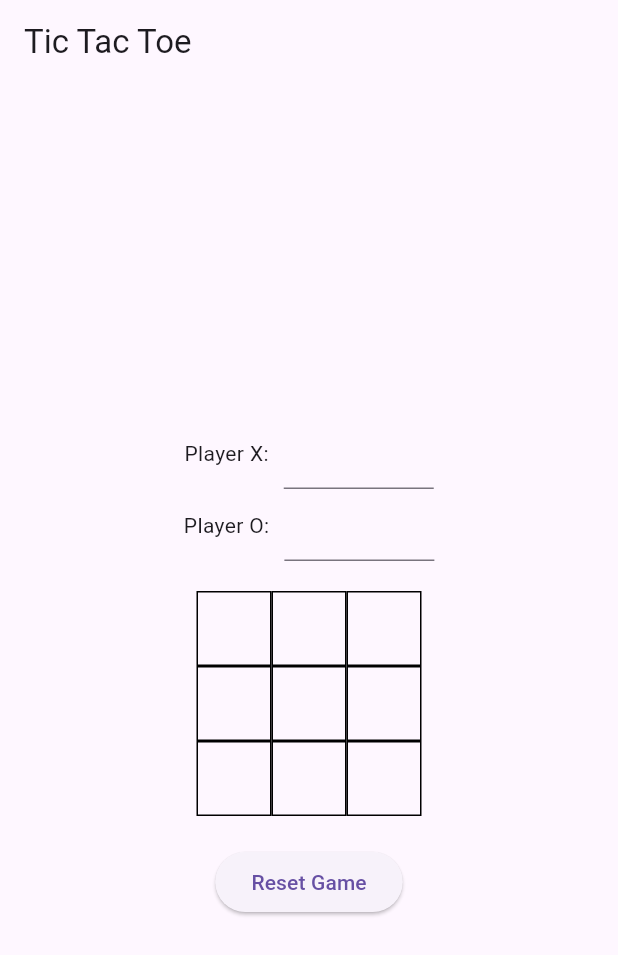
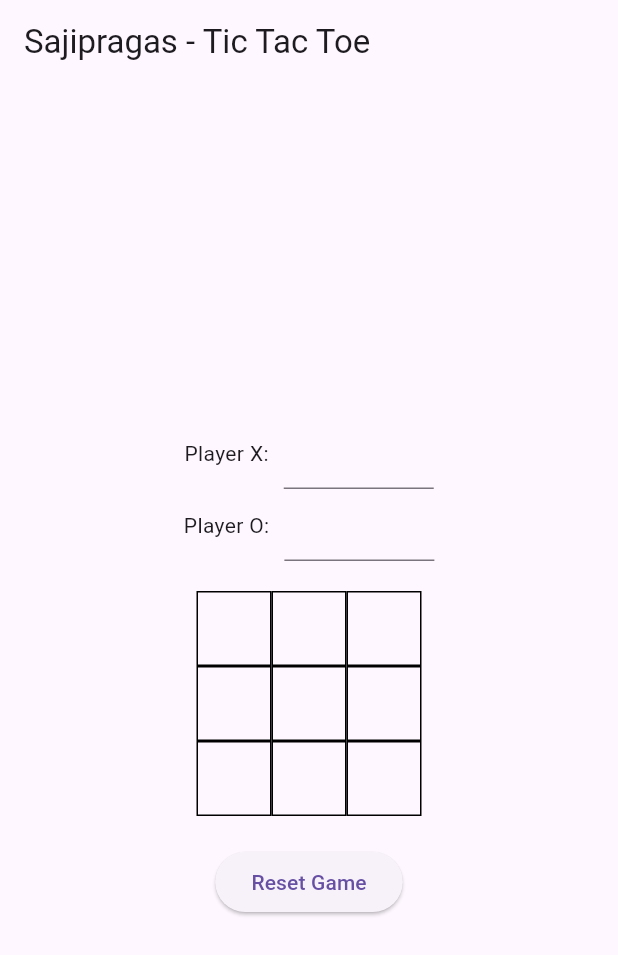
Before and after one commit to saji09/TicTacToe, a Flutter app: the screen it shows after launch, on a phone screen of 412 x 824 dp. Shown: the top 955 px of the screen. Run offline on Flutter 3.47's test engine with Material 3 defaults, Android fonts, the phone set to English and light mode, and no system bars.

Commit message:
Update main.dart

```diff
--- a/lib/main.dart
+++ b/lib/main.dart
@@ -106,7 +106,7 @@ class _TicTacToeState extends State<TicTacToe> {
   Widget build(BuildContext context) {
     return Scaffold(
       appBar: AppBar(
-        title: Text('Tic Tac Toe'),
+        title: Text('Sajipragas - Tic Tac Toe'),
       ),
       body: Center(
         child: Column(
```
